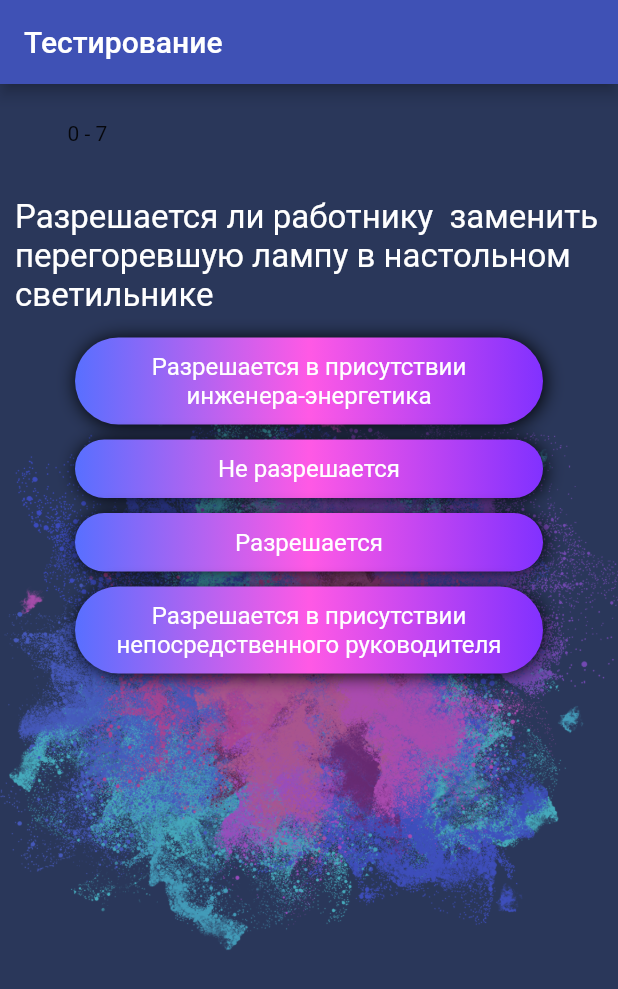
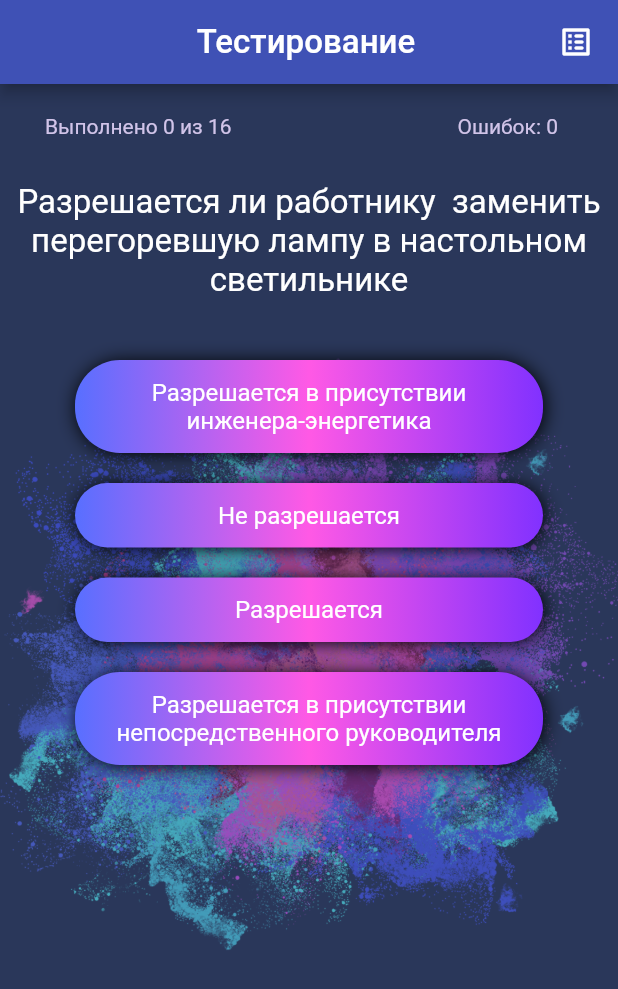
Before and after one commit to IDHaunter/quiz, a Flutter app: the screen it shows after launch, on a phone screen of 412 x 824 dp. Shown: the top 989 px of the screen. Run offline on Flutter 3.47's test engine with Material 2 defaults, Android fonts, the light colour scheme and no system bars; our stand-ins replace google_fonts; Roboto replaces fonts that are missing (Georgia).

Commit message:
main part finished

```diff
--- a/lib/main.dart
+++ b/lib/main.dart
@@ -1,4 +1,5 @@
 import 'package:flutter/material.dart';
+import 'package:google_fonts/google_fonts.dart';
 import 'pages/home_page.dart';
 
 //import 'package:quiz/row_column.dart';
@@ -19,13 +20,11 @@ class MyApp extends StatelessWidget {
       title: 'Quiz App',
       theme: ThemeData(
           primarySwatch: Colors.indigo,
-          textTheme: TextTheme(
-            caption: TextStyle(
-              fontSize: 22.0,
-              color: Colors.white,
-            ),
+          textTheme: GoogleFonts.oldStandardTtTextTheme(
+            Theme.of(context).textTheme,
           ),
-        fontFamily: 'Georgia',
+          //TextTheme( caption: TextStyle( fontSize: 22.0, color: Colors.white, ),),
+          //fontFamily: 'Georgia',
       ),
       home:
           HomePage(), //PersonWidget(), //MyFlexMultiple()//MyFlexTextIconPic()//MyFlex()//MyContainerImage()//MyContainer() //MyRowColumn()//
--- a/lib/models/question.dart
+++ b/lib/models/question.dart
@@ -105,6 +105,153 @@ class QuestionData {
             'answer': 'С даты поступления на предприятие',
           },
         ]),
+    Question(
+        title:
+        'Кто на предприятии несет ответственность за обеспечение работающих спецодеждой?',
+        answers: [
+          {
+            'answer': 'наниматель', 'isCorrect': 1
+          },
+          {'answer': 'профсоюз', },
+          {
+            'answer': 'отдел охраны труда',
+          },
+          {
+            'answer': 'работник',
+          },
+          {
+            'answer': 'служба материально-технического обеспечения',
+          },
+        ]),
+    Question(
+        title:
+        'Какие органы рассматривают трудовые споры?',
+        answers: [
+          {
+            'answer': 'комиссия по трудовым спорам предприятия, народный суд', 'isCorrect': 1
+          },
+          {'answer': 'юридическая служба предприятия', },
+          {
+            'answer': 'нотариальная контора',
+          },
+          {
+            'answer': 'профсоюз',
+          },
+          {
+            'answer': 'наниматель',
+          },
+        ]),
+    Question(
+        title:
+        'Первоочередные действия, оказывающего помощь при освобождении пострадавшего от электрического тока.',
+        answers: [
+          {
+            'answer': 'выполнить искусственное дыхание',
+          },
+          {'answer': 'следует отключить ту часть установки, которая касается пострадавшего', 'isCorrect': 1},
+          {
+            'answer': 'выполнить непрямой массаж сердца',
+          },
+          {
+            'answer': 'вызвать скорую помощь',
+          },
+          {
+            'answer': 'ничего не предпринимать',
+          },
+        ]),
+    Question(
+        title:
+        'Меры административной ответственности?',
+        answers: [
+          {
+            'answer': 'лишение премии',
+          },
+          {'answer': 'предупреждение, наложение штрафа', 'isCorrect': 1},
+          {
+            'answer': 'выговор',
+          },
+          {
+            'answer': 'увольнение',
+          },
+        ]),
+    Question(
+        title:
+        'Какие дисциплинарные взыскания администрация предприятия может применить к нарушителям трудовой дисциплины?',
+        answers: [
+          {
+            'answer': 'предупреждение, наложение штрафа',
+          },
+          {'answer': 'замечание, выговор, увольнение, лишение премии', 'isCorrect': 1},
+          {
+            'answer': 'перенос отпуска на зимний период',
+          },
+          {
+            'answer': 'общественное порицание',
+          },
+        ]),
+    Question(
+        title:
+        'Как осуществляется вызов пожарной службы по ручному пожарному извещателю?',
+        answers: [
+          {
+            'answer': 'разбить стекло и ждать гудка',
+          },
+          {'answer': 'нажать кнопку и сказать свою фамилию'},
+          {
+            'answer': 'разбить стекло, нажать кнопку и сказать свою фамилию',
+          },
+          {
+            'answer': 'разбить стекло, нажать кнопку и отпустить, ждать гудка', 'isCorrect': 1
+          },
+        ]),
+    Question(
+        title:
+        'Перечислите первичные средства пожаротушения',
+        answers: [
+          {
+            'answer': 'пожарный кран',
+          },
+          {'answer': 'все перечисленное в других ответах', },
+          {
+            'answer': 'пожарный извещатель',
+          },
+          {
+            'answer': 'огнетушители, ящики с песком, кошма, бочка с водой', 'isCorrect': 1
+          },
+        ]),
+    Question(
+        title:
+        'Разрешается ли работнику самостоятельно производить мелкий ремонт электрооборудования',
+        answers: [
+          {
+            'answer': 'Разрешается в присутствии инженера-энергетика',
+          },
+          {'answer': 'Разрешается в присутствии непосредственного руководителя',},
+          {
+            'answer': 'Разрешается',
+          },
+          {
+            'answer': 'запрещается', 'isCorrect': 1
+          },
+        ]),
+    Question(
+        title:
+        'Какую группу по электробезопасности имеет  бухгалтер, экономист, начальник отдела кадров?',
+        answers: [
+          {
+            'answer': 'третью',
+          },
+          {'answer': 'четвертую', },
+          {
+            'answer': 'вторую',
+          },
+          {
+            'answer': 'первую', 'isCorrect': 1
+          },
+          {
+            'answer': 'пятую',
+          },
+        ])
   ];
 
   List<Question> get questions => [..._data];
--- a/lib/pages/home_page.dart
+++ b/lib/pages/home_page.dart
@@ -3,6 +3,7 @@ import 'package:quiz/models/question.dart';
 import 'package:quiz/widgets/answer.dart';
 import 'package:quiz/widgets/progress_bar.dart';
 import 'package:quiz/widgets/quiz.dart';
+import 'package:quiz/widgets/result.dart';
 
 /*class HomePage extends StatelessWidget {
   @override
@@ -23,6 +24,13 @@ import 'package:quiz/widgets/quiz.dart';
 // Декларативный подход
 // UI = f (state)
 // где f - это buid методы виджетов, а state - состояние
+
+//Переменная со стилем (актуально после google fonts)
+//имея её любой виджет можно заворачивать в DefaultTextStyle.merge( любой виджет )
+final whiteTextStyle = const TextStyle(
+    color: Colors.white,
+    fontSize: 22
+);
 
 class HomePage extends StatefulWidget {
   @override
@@ -46,10 +54,10 @@ class _HomePageState extends State<HomePage> {
   void _onChangeAnswer(bool isCorrect) {
     setState(() {
       if (isCorrect) {
-        _icons.add(Icon(Icons.brightness_1, color: Color(0xFFbd27FF),));
+        //_icons.add(Icon(Icons.brightness_1, color: Color(0xFFbd27FF),));
         _countResult++;
       } else {
-        _icons.add(Icon(Icons.brightness_1, color: Color(0xFF000000),));
+        _icons.add(Icon(Icons.ac_unit, color: Colors.deepPurple[300],));
       }
 
       _questionIndex += 1;
@@ -60,8 +68,22 @@ class _HomePageState extends State<HomePage> {
   Widget build(BuildContext context) {
     return Scaffold(
       appBar: AppBar(
-        title: Text('Тестирование'),
+        title: DefaultTextStyle.merge(
+          style: whiteTextStyle,
+          child: Row(
+            mainAxisAlignment: MainAxisAlignment.start,
+            children: [
+              SizedBox(
+                width: 20,
+              ),
+              Expanded(child: Text('Тестирование', textAlign: TextAlign.center)),
+              Icon(Icons.list_alt_rounded, color: Colors.white,),
+            ],
+          ),
+        ),
       ),
+      //Если решим удалить ApplicationBar то нужно Container обернуть в SafeArea чтобы на него не накладывалась
+      //стандартная строка (время, батарейка и т.п.)
       body: Container(
         constraints: const BoxConstraints.expand(),
         decoration: BoxDecoration(
@@ -73,11 +95,19 @@ class _HomePageState extends State<HomePage> {
         child: Column(
           children: <Widget>[
             ProgressBar(icons: _icons, count: _questionIndex, total: data.questions.length,),
+            //прямо внутри пишем код типа если то то то иначе то
+            _questionIndex < data.questions.length ?
             Quiz(
               index: _questionIndex,
               questionData: data,
               onChangeAnswer: _onChangeAnswer,
-            ),
+            )
+                :
+                Result(
+                  count: _countResult,
+                  total: data.questions.length,
+                  onClearState: _clearState,
+                )
 
            // ElevatedButton(onPressed: () => setState(()=>_questionIndex++), child: Text('Ответить позже'))
           ],
--- a/lib/widgets/answer.dart
+++ b/lib/widgets/answer.dart
@@ -15,8 +15,8 @@ class Answer extends StatelessWidget {
       //Обернули функцию в анонимную функцию т.к. нужно еще передать параметр
       onTap: () => onChangeAnswer(isCorrect),
       child: Container(
-        margin: EdgeInsets.symmetric(horizontal: 50, vertical: 5),
-        padding: EdgeInsets.all(10),
+        margin: EdgeInsets.symmetric(horizontal: 50, vertical: 10),
+        padding: EdgeInsets.all(12),
         width: double.infinity,
         decoration: BoxDecoration(
             boxShadow: [
--- a/lib/widgets/progress_bar.dart
+++ b/lib/widgets/progress_bar.dart
@@ -1,27 +1,41 @@
 import 'package:flutter/material.dart';
 
 class ProgressBar extends StatelessWidget {
-  final icons;
+  final List<Icon> icons;
   final count;
   final total;
+  int iFailed;
 
   ProgressBar({Key key, this.icons, this.count, this.total}) : super(key: key);
 
   @override
   Widget build(BuildContext context) {
+    iFailed = icons.length;
     return Container(
-      padding: const EdgeInsets.all(15),
-      margin: EdgeInsets.symmetric(vertical: 10, horizontal: 30),
+      padding: const EdgeInsets.all(10),
+      margin: EdgeInsets.symmetric(vertical: 10, horizontal: 20),
+      child: Expanded(
         child: Row(
           mainAxisAlignment: MainAxisAlignment.start,
           children: [
             FittedBox(
               fit: BoxFit.contain,
-            child: Text('$count - $total'),
+              child: Text('Выполнено $count из $total',style: TextStyle(color: Colors.deepPurple[100])),
             ),
-          SizedBox(width: 10,),
-          ...icons,
+            SizedBox(
+              width: 10,
+            ),
+            Flexible(
+              fit: FlexFit.tight,
+              child: Text('Ошибок: $iFailed', textAlign: TextAlign.right, style: TextStyle(color: Colors.deepPurple[100])),
+            ),
+            SizedBox(
+              width: 10,
+            ),
+
+            //...icons,
           ],
+        ),
       ),
     );
   }
--- a/lib/widgets/quiz.dart
+++ b/lib/widgets/quiz.dart
@@ -1,4 +1,5 @@
 import 'package:flutter/material.dart';
+import 'package:quiz/pages/home_page.dart';
 import 'answer.dart';
 
 class Quiz extends StatelessWidget {
@@ -13,11 +14,15 @@ class Quiz extends StatelessWidget {
   Widget build(BuildContext context) {
     return Column(
       children: [
-        Container(
-          padding: EdgeInsets.all(10.0),
-          child: Text(
-            questionData.questions[index].title,
-            style: Theme.of(context).textTheme.caption,
+        DefaultTextStyle.merge(
+          style: whiteTextStyle,
+          child: Container(
+            padding: EdgeInsets.only(left: 10,top: 10,right: 10,bottom: 30),
+            child: Text(
+              questionData.questions[index].title,
+              //style: Theme.of(context).textTheme.caption,
+              textAlign: TextAlign.center,
+            ),
           ),
         ),
         ...questionData.questions[index].answers
--- a/lib/widgets/result.dart
+++ b/lib/widgets/result.dart
@@ -7,8 +7,7 @@ class Result extends StatelessWidget {
   //Функция чтобы очищать состояние
   final Function onClearState;
 
-  Result({Key key, this.count, this.total, this.onClearState})
-      : super(key: key);
+  Result({Key key, this.count, this.total, this.onClearState}) : super(key: key);
 
   @override
   Widget build(BuildContext context) {
@@ -18,18 +17,68 @@ class Result extends StatelessWidget {
 
     if (0 <= count && count <= 3) {
       msg = 'Зомби';
-      img = Image.asset('assets/bad.png');
+      img = Image.asset('assets/images/zombie.png');
     } else if (4 <= count && count <= 7) {
-      msg = 'Что же ты такое...';
-      img = Image.asset('assets/norm.png');
+      msg = 'Животное';
+      img = Image.asset('assets/images/norm.png');
     } else if (8 <= count && count <= 16) {
       msg = 'Человек разумный';
-      img = Image.asset('assets/norm_up.png');
+      img = Image.asset('assets/images/norm_up.png');
     } else {
       msg = 'Кросафчег';
-      img = Image.asset('assets/good.png');
+      img = Image.asset('assets/images/good.png');
     }
 
-    return Container();
+    return Container(
+      padding: const EdgeInsets.all(20),
+      margin: const EdgeInsets.symmetric(horizontal: 30),
+      decoration: BoxDecoration(
+        boxShadow: [
+          BoxShadow(
+            color: Colors.black,
+            blurRadius: 15,
+            spreadRadius: 0,
+            offset: Offset(2.0, 5.0),
+          )
+        ],
+        borderRadius: BorderRadius.circular(30.0),
+        gradient: LinearGradient(colors: [
+          Color(0xFF586FFF),
+          Color(0xFFFF59e5),
+          Color(0xFF8131FF),
+        ]),
+      ),
+      child: Column(
+        children: [
+          Container(
+            width: 272,
+            height: 150,
+            child: FittedBox(
+              fit: BoxFit.contain,
+              child: img,
+            ),
+          ),
+          Container(
+            child: Text(
+              msg,
+              textAlign: TextAlign.center,
+            ),
+          ),
+          Divider(
+            color: Colors.white,
+          ),
+          Text(
+            'Верных ответов $count из $total',
+          ),
+          Divider(
+            color: Colors.white,
+          ),
+          ElevatedButton(
+            onPressed: onClearState, //без скобок значит не вызываем а просто передаём чтобы вызвать потом по нажатию
+            child: Text('Повторить тест'),
+          )
+        ],
+      ),
+    );
   }
 }
--- a/pubspec.yaml
+++ b/pubspec.yaml
@@ -34,6 +34,7 @@ dependencies:
   # The following adds the Cupertino Icons font to your application.
   # Use with the CupertinoIcons class for iOS style icons.
   cupertino_icons: ^1.0.2
+  google_fonts: ^3.0.1
 
 dev_dependencies:
   flutter_test:
```
Also changed, not shown: assets/images/bad.png, assets/images/good.png, assets/images/norm.png, assets/images/norm_up.png, assets/images/zombie.png, 1 other file. Lines whose indentation alone changed are shown as unchanged.
